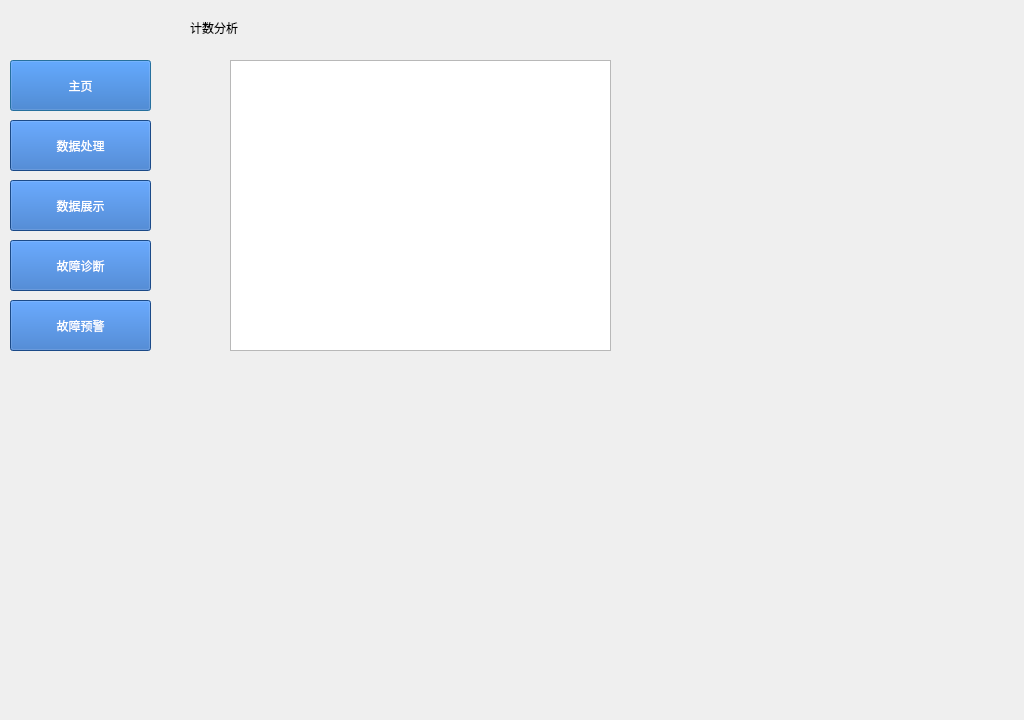
This is v5.ui in VictorHuu/ChargeSecurityProtection as Qt 5 draws it before an edit. The edited form follows.
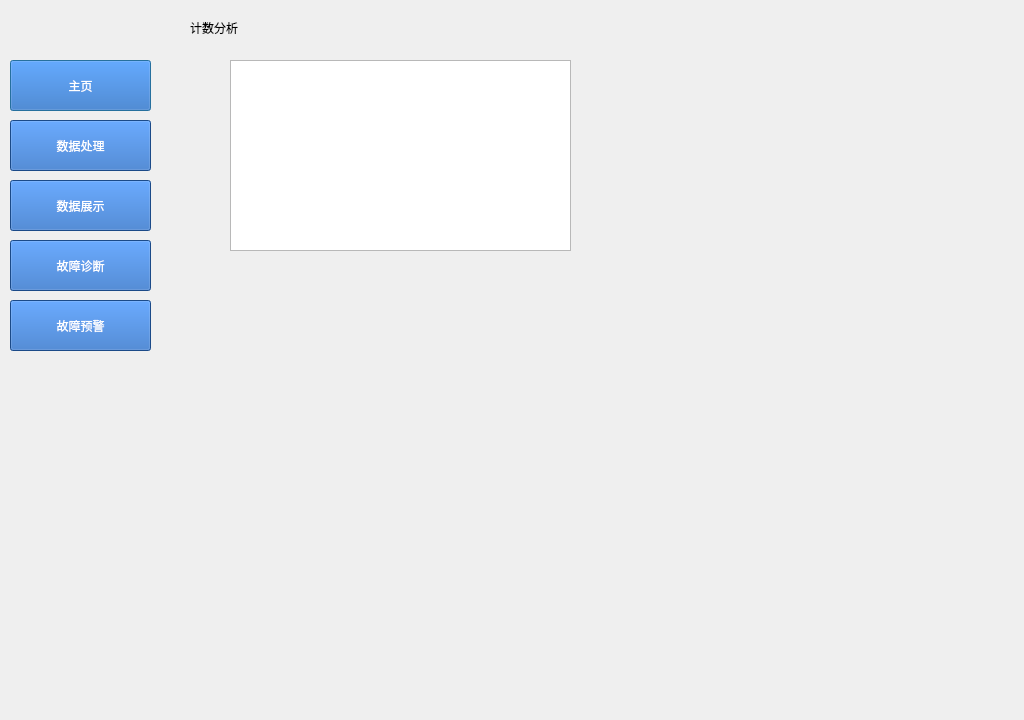
This is the edited form.

The edit to the form file:
```diff
--- a/v5.ui
+++ b/v5.ui
@@ -147,8 +147,8 @@
       <rect>
        <x>70</x>
        <y>60</y>
-       <width>381</width>
-       <height>291</height>
+       <width>341</width>
+       <height>191</height>
       </rect>
      </property>
     </widget>
@@ -168,18 +168,18 @@
     <widget class="QWidget" name="widget_2_1" native="true">
      <property name="geometry">
       <rect>
-       <x>70</x>
-       <y>370</y>
+       <x>80</x>
+       <y>60</y>
        <width>381</width>
-       <height>311</height>
+       <height>211</height>
       </rect>
      </property>
     </widget>
     <widget class="QWidget" name="widget_2_2" native="true">
      <property name="geometry">
       <rect>
-       <x>470</x>
-       <y>50</y>
+       <x>430</x>
+       <y>70</y>
        <width>381</width>
        <height>201</height>
       </rect>
@@ -188,8 +188,8 @@
     <widget class="QWidget" name="widget_2_3" native="true">
      <property name="geometry">
       <rect>
-       <x>470</x>
-       <y>270</y>
+       <x>30</x>
+       <y>300</y>
        <width>381</width>
        <height>221</height>
       </rect>
@@ -198,8 +198,8 @@
     <widget class="QWidget" name="widget_2_4" native="true">
      <property name="geometry">
       <rect>
-       <x>470</x>
-       <y>500</y>
+       <x>430</x>
+       <y>300</y>
        <width>381</width>
        <height>221</height>
       </rect>
```
